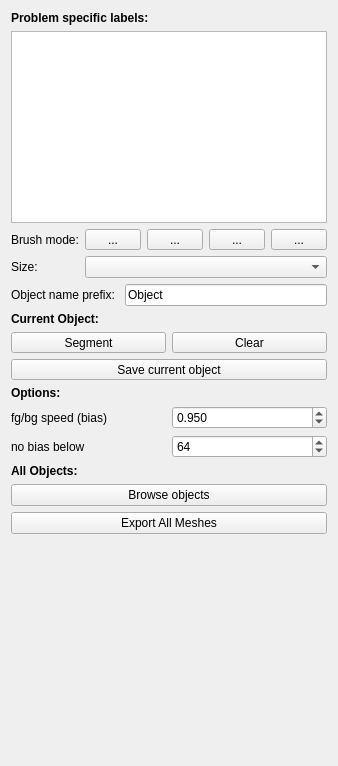
First picture: the form in ilastik/workflows/carving/carvingDrawer.ui, repository ilastik/ilastik, before the edit.
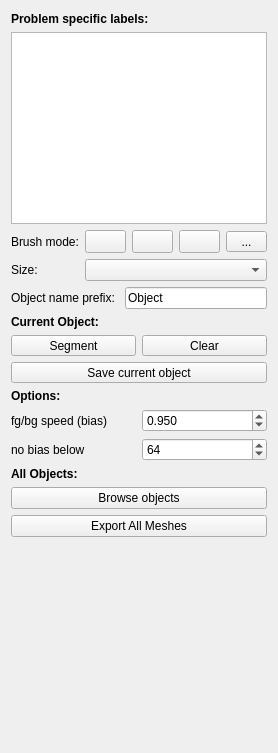
Second picture: the form after the edit. Custom widgets are drawn as their Qt base class.

Commit message: Carving: Avoid/reduce scroll bars

Patch:
```diff
--- a/ilastik/workflows/carving/carvingDrawer.ui
+++ b/ilastik/workflows/carving/carvingDrawer.ui
@@ -2,47 +2,12 @@
 <ui version="4.0">
  <class>containingWidget</class>
  <widget class="QWidget" name="containingWidget">
-  <property name="geometry">
-   <rect>
-    <x>0</x>
-    <y>0</y>
-    <width>338</width>
-    <height>766</height>
-   </rect>
-  </property>
-  <property name="sizePolicy">
-   <sizepolicy hsizetype="Preferred" vsizetype="Preferred">
-    <horstretch>1</horstretch>
-    <verstretch>0</verstretch>
-   </sizepolicy>
-  </property>
-  <property name="minimumSize">
-   <size>
-    <width>256</width>
-    <height>0</height>
-   </size>
-  </property>
-  <property name="baseSize">
-   <size>
-    <width>0</width>
-    <height>0</height>
-   </size>
-  </property>
-  <property name="windowTitle">
-   <string>Form</string>
-  </property>
   <layout class="QVBoxLayout" name="verticalLayout">
    <item>
     <spacer name="horizontalSpacer">
      <property name="orientation">
       <enum>Qt::Horizontal</enum>
      </property>
-     <property name="sizeHint" stdset="0">
-      <size>
-       <width>317</width>
-       <height>0</height>
-      </size>
-     </property>
     </spacer>
    </item>
    <item>
@@ -78,9 +43,6 @@
          <verstretch>0</verstretch>
         </sizepolicy>
        </property>
-       <property name="text">
-        <string>...</string>
-       </property>
        <property name="autoRaise">
         <bool>false</bool>
        </property>
@@ -108,9 +70,6 @@
          <verstretch>0</verstretch>
         </sizepolicy>
        </property>
-       <property name="text">
-        <string>...</string>
-       </property>
       </widget>
      </item>
      <item row="0" column="2">
@@ -121,9 +80,6 @@
          <verstretch>0</verstretch>
         </sizepolicy>
        </property>
-       <property name="text">
-        <string>...</string>
-       </property>
       </widget>
      </item>
      <item row="1" column="1" colspan="4">
```
The commit also changes 2 other files.
